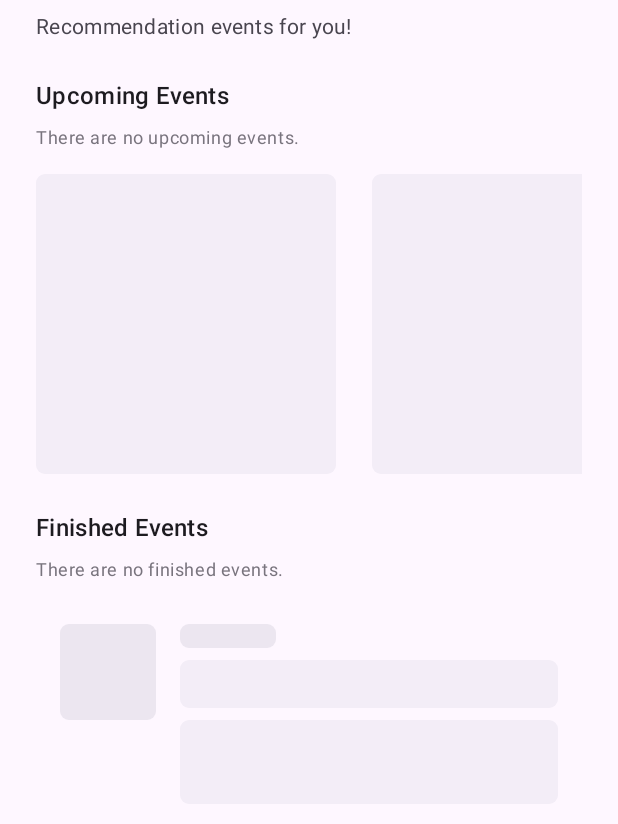
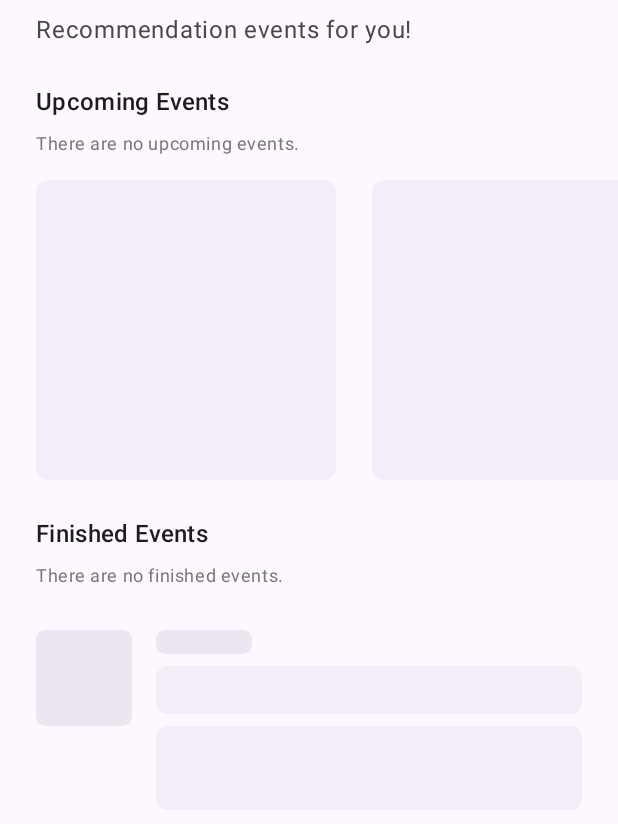
Before and after one commit to yarabramasta/android-dicoding-events, an Android app built with Jetpack Compose: the @Preview function EmptyStatePreview, on a phone screen of 412 x 824 dp, the part 78-902 px from its top. Run offline under Robolectric (Android 15) with nearby library versions, the light colour scheme and no system bars; our stand-ins replace Shimmer; pictures from the network do not load.

Commit message:
feat: featured event carousel

```diff
--- a/app/src/main/java/dev/ybrmst/dicoding_events/DicodingEventsApp.kt
+++ b/app/src/main/java/dev/ybrmst/dicoding_events/DicodingEventsApp.kt
@@ -21,11 +21,13 @@ class DicodingEventsApp : Application(), SingletonImageLoader.Factory {
         eventsModule
       )
     }
+
+
   }
 
   override fun newImageLoader(context: PlatformContext): ImageLoader {
     return ImageLoader.Builder(context)
-      .memoryCachePolicy(CachePolicy.ENABLED)
+      .diskCachePolicy(CachePolicy.ENABLED)
       .build()
   }
 }
--- a/app/src/main/java/dev/ybrmst/dicoding_events/ui/composables/atoms/ShimmerBox.kt
+++ b/app/src/main/java/dev/ybrmst/dicoding_events/ui/composables/atoms/ShimmerBox.kt
@@ -73,7 +73,7 @@ fun ShimmerBox(
   if (!animate) {
     Box(
       modifier = modifier
-        .clip(RoundedCornerShape(6.dp))
+        .clip(MaterialTheme.shapes.small)
         .background(MaterialTheme.colorScheme.surfaceContainer)
     )
   } else {
--- a/app/src/main/java/dev/ybrmst/dicoding_events/ui/composables/event/PastEventsItem.kt
+++ b/app/src/main/java/dev/ybrmst/dicoding_events/ui/composables/event/PastEventsItem.kt
@@ -1,5 +1,6 @@
 package dev.ybrmst.dicoding_events.ui.composables.event
 
+import androidx.compose.foundation.layout.Box
 import androidx.compose.foundation.layout.padding
 import androidx.compose.foundation.lazy.LazyListScope
 import androidx.compose.foundation.lazy.itemsIndexed
@@ -20,10 +21,14 @@ fun LazyListScope.pastEventsItem(
         Text(
           "Finished Events",
           style = MaterialTheme.typography.titleMedium,
-          modifier = Modifier.padding(bottom = 8.dp)
+          modifier = Modifier
+            .padding(bottom = 8.dp)
+            .padding(horizontal = 24.dp)
         )
       }
-      EventPreviewCardFallback()
+      Box(modifier = Modifier.padding(horizontal = 8.dp)) {
+        EventPreviewCardFallback()
+      }
     }
   } else {
     if (events.isEmpty()) {
@@ -31,15 +36,21 @@ fun LazyListScope.pastEventsItem(
         Text(
           "Finished Events",
           style = MaterialTheme.typography.titleMedium,
-          modifier = Modifier.padding(bottom = 8.dp)
+          modifier = Modifier
+            .padding(bottom = 8.dp)
+            .padding(horizontal = 24.dp)
         )
         Text(
           "There are no finished events.",
           style = MaterialTheme.typography.bodySmall,
           color = MaterialTheme.colorScheme.outline,
-          modifier = Modifier.padding(bottom = 16.dp)
+          modifier = Modifier
+            .padding(bottom = 16.dp)
+            .padding(horizontal = 24.dp)
         )
-        EventPreviewCardFallback(animate = false)
+        Box(modifier = Modifier.padding(horizontal = 8.dp)) {
+          EventPreviewCardFallback(animate = false)
+        }
       }
     } else {
       itemsIndexed(events) { index, event ->
@@ -47,13 +58,14 @@ fun LazyListScope.pastEventsItem(
           Text(
             "Finished Events",
             style = MaterialTheme.typography.titleMedium,
-            modifier = Modifier.padding(bottom = 16.dp)
+            modifier = Modifier
+              .padding(bottom = 8.dp)
+              .padding(horizontal = 24.dp)
           )
         }
-        EventPreviewCard(
-          event = event,
-          onEventClick = { onCardClick(event) },
-        )
+        Box(modifier = Modifier.padding(horizontal = 8.dp)) {
+          EventPreviewCard(event = event, onClick = onCardClick)
+        }
       }
     }
   }
--- a/app/src/main/java/dev/ybrmst/dicoding_events/ui/composables/event/UpcomingEventsItem.kt
+++ b/app/src/main/java/dev/ybrmst/dicoding_events/ui/composables/event/UpcomingEventsItem.kt
@@ -2,6 +2,7 @@ package dev.ybrmst.dicoding_events.ui.composables.event
 
 import androidx.compose.foundation.layout.Arrangement
 import androidx.compose.foundation.layout.PaddingValues
+import androidx.compose.foundation.layout.fillMaxWidth
 import androidx.compose.foundation.layout.padding
 import androidx.compose.foundation.layout.size
 import androidx.compose.foundation.lazy.LazyListScope
@@ -23,21 +24,24 @@ fun LazyListScope.upcomingEventsItem(
     Text(
       "Upcoming Events",
       style = MaterialTheme.typography.titleMedium,
-      modifier = Modifier.padding(
-        bottom = if (events.isNotEmpty() || isLoading) 16.dp else 8.dp
-      )
+      modifier = Modifier
+        .padding(bottom = if (events.isNotEmpty() || isLoading) 16.dp else 8.dp)
+        .padding(horizontal = 24.dp)
     )
     if (events.isEmpty() && !isLoading) {
       Text(
         "There are no upcoming events.",
         style = MaterialTheme.typography.bodySmall,
         color = MaterialTheme.colorScheme.outline,
-        modifier = Modifier.padding(bottom = 16.dp)
+        modifier = Modifier
+          .padding(bottom = 16.dp)
+          .padding(horizontal = 24.dp)
       )
     }
     LazyRow(
-      contentPadding = PaddingValues(horizontal = 0.dp),
-      horizontalArrangement = Arrangement.spacedBy(24.dp)
+      contentPadding = PaddingValues(horizontal = 24.dp),
+      horizontalArrangement = Arrangement.spacedBy(24.dp),
+      modifier = Modifier.fillMaxWidth(),
     ) {
       if (isLoading) {
         items(5) {
@@ -50,9 +54,7 @@ fun LazyListScope.upcomingEventsItem(
           }
         } else {
           items(events) {
-            ShimmerBox(
-              animate = events.isNotEmpty(), modifier = Modifier.size(200.dp)
-            )
+            FeaturedEventCard(event = it, onClick = onCardClick)
           }
         }
       }
--- a/app/src/main/java/dev/ybrmst/dicoding_events/ui/composables/screens/HomeScreen.kt
+++ b/app/src/main/java/dev/ybrmst/dicoding_events/ui/composables/screens/HomeScreen.kt
@@ -9,13 +9,12 @@ import androidx.compose.material3.MaterialTheme
 import androidx.compose.material3.Scaffold
 import androidx.compose.material3.Text
 import androidx.compose.runtime.Composable
-import androidx.compose.runtime.LaunchedEffect
-import androidx.compose.runtime.collectAsState
 import androidx.compose.runtime.getValue
 import androidx.compose.ui.Modifier
 import androidx.compose.ui.text.font.FontWeight
 import androidx.compose.ui.tooling.preview.Preview
 import androidx.compose.ui.unit.dp
+import androidx.lifecycle.compose.collectAsStateWithLifecycle
 import dev.ybrmst.dicoding_events.domain.EventPreview
 import dev.ybrmst.dicoding_events.ui.composables.event.errorEventsItem
 import dev.ybrmst.dicoding_events.ui.composables.event.pastEventsItem
@@ -30,23 +29,15 @@ fun HomeScreen(
   modifier: Modifier = Modifier,
   vm: HomeViewModel = koinViewModel(),
 ) {
-  val state by vm.state.collectAsState()
-
-  LaunchedEffect(Unit) {
-    vm.add(HomeEvent.OnFetchEvents)
-  }
+  val state by vm.state.collectAsStateWithLifecycle()
 
   HomeScreenContent(
     upcomingEvents = state.upcomingEvents,
     pastEvents = state.pastEvents,
     isLoading = state.isFetching,
     isError = state.isError,
-    onCardClick = { event ->
-      println("[${event.id}] Event card clicked: $event")
-    },
-    onRetryClick = {
-      vm.add(HomeEvent.OnFetchEvents)
-    },
+    onCardClick = { event -> println("[${event.id}] Event card clicked: $event") },
+    onRetryClick = { vm.add(HomeEvent.OnFetchEvents) },
     modifier = modifier
   )
 }
@@ -64,21 +55,22 @@ private fun HomeScreenContent(
   LazyColumn(
     contentPadding = PaddingValues(vertical = 24.dp),
     verticalArrangement = Arrangement.spacedBy(24.dp),
-    modifier = modifier
-      .fillMaxSize()
-      .padding(horizontal = 24.dp),
+    modifier = modifier.fillMaxSize(),
   ) {
     item {
       Text(
         "Dicoding Events",
         style = MaterialTheme.typography.titleLarge,
         fontWeight = FontWeight.SemiBold,
-        modifier = Modifier.padding(bottom = 8.dp)
+        modifier = Modifier
+          .padding(bottom = 8.dp)
+          .padding(horizontal = 24.dp)
       )
       Text(
         "Recommendation events for you!",
-        style = MaterialTheme.typography.bodyMedium,
+        style = MaterialTheme.typography.bodyLarge,
         color = MaterialTheme.colorScheme.onSurfaceVariant,
+        modifier = Modifier.padding(horizontal = 24.dp)
       )
     }
 
--- a/app/src/main/java/dev/ybrmst/dicoding_events/ui/viewmodel/home/HomeState.kt
+++ b/app/src/main/java/dev/ybrmst/dicoding_events/ui/viewmodel/home/HomeState.kt
@@ -1,7 +1,9 @@
 package dev.ybrmst.dicoding_events.ui.viewmodel.home
 
+import androidx.compose.runtime.Immutable
 import dev.ybrmst.dicoding_events.domain.EventPreview
 
+@Immutable
 data class HomeState(
   val upcomingEvents: List<EventPreview>,
   val pastEvents: List<EventPreview>,
--- a/app/src/main/java/dev/ybrmst/dicoding_events/ui/viewmodel/home/HomeViewModel.kt
+++ b/app/src/main/java/dev/ybrmst/dicoding_events/ui/viewmodel/home/HomeViewModel.kt
@@ -15,6 +15,10 @@ class HomeViewModel(private val repo: EventsRepository) : ViewModel() {
   private val _state = MutableStateFlow(HomeState.Initial)
 
   val state: StateFlow<HomeState> get() = _state
+
+  init {
+    onFetchEvents()
+  }
 
   fun add(event: HomeEvent) {
     when (event) {
```
Also changed, not shown: app/src/main/java/dev/ybrmst/dicoding_events/di/EventsModule.kt (+4 -4 lines), app/src/main/java/dev/ybrmst/dicoding_events/ui/composables/event/EventPreviewCard.kt (+24 -13 lines), app/src/main/java/dev/ybrmst/dicoding_events/ui/composables/event/FeaturedEventCard.kt (added, +83 -0 lines).
